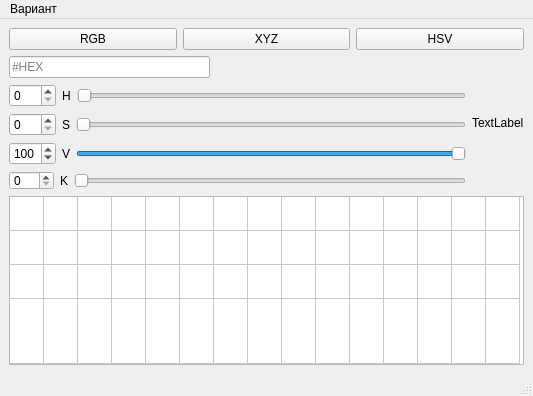
ilyaayana/lab_rabota_1, file mainwindow.ui: the form before one commit.
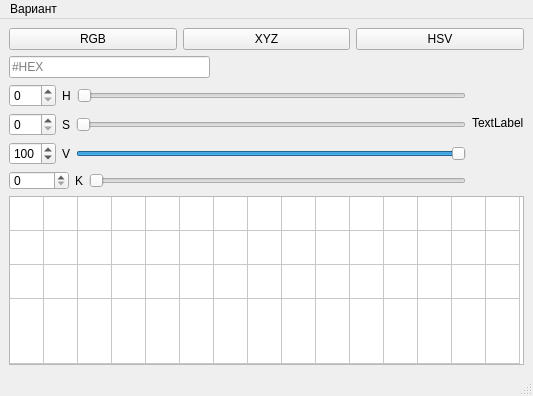
The form after the commit.

```diff
--- a/mainwindow.ui
+++ b/mainwindow.ui
@@ -184,7 +184,7 @@
              <widget class="QSpinBox" name="spinBox_4">
               <property name="minimumSize">
                <size>
-                <width>45</width>
+                <width>60</width>
                 <height>19</height>
                </size>
               </property>
```
